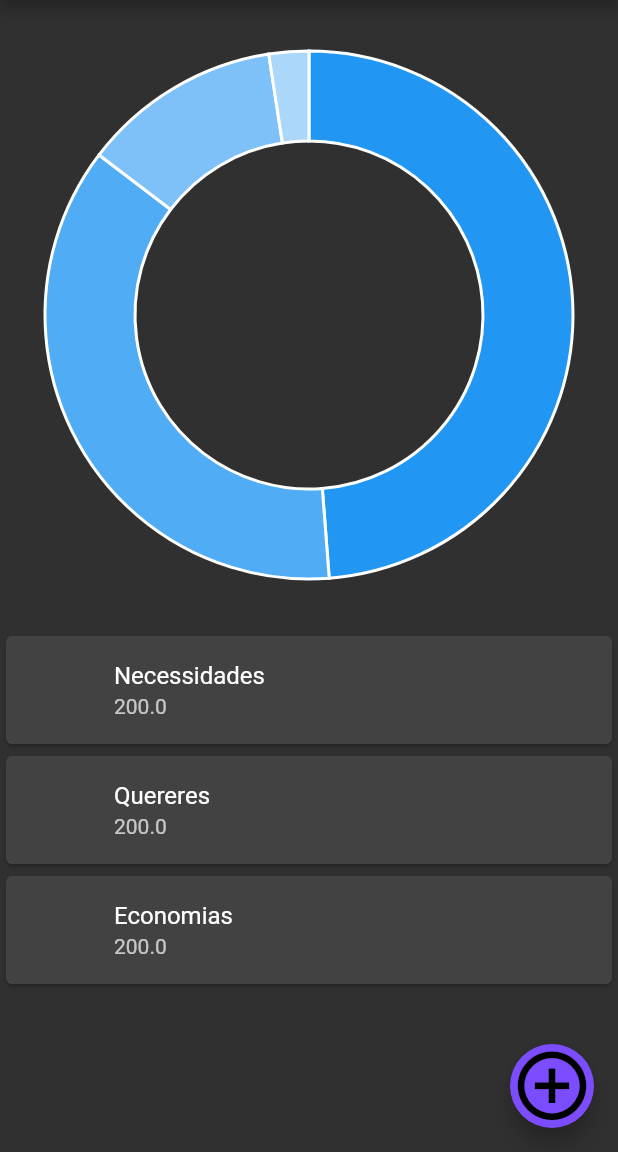
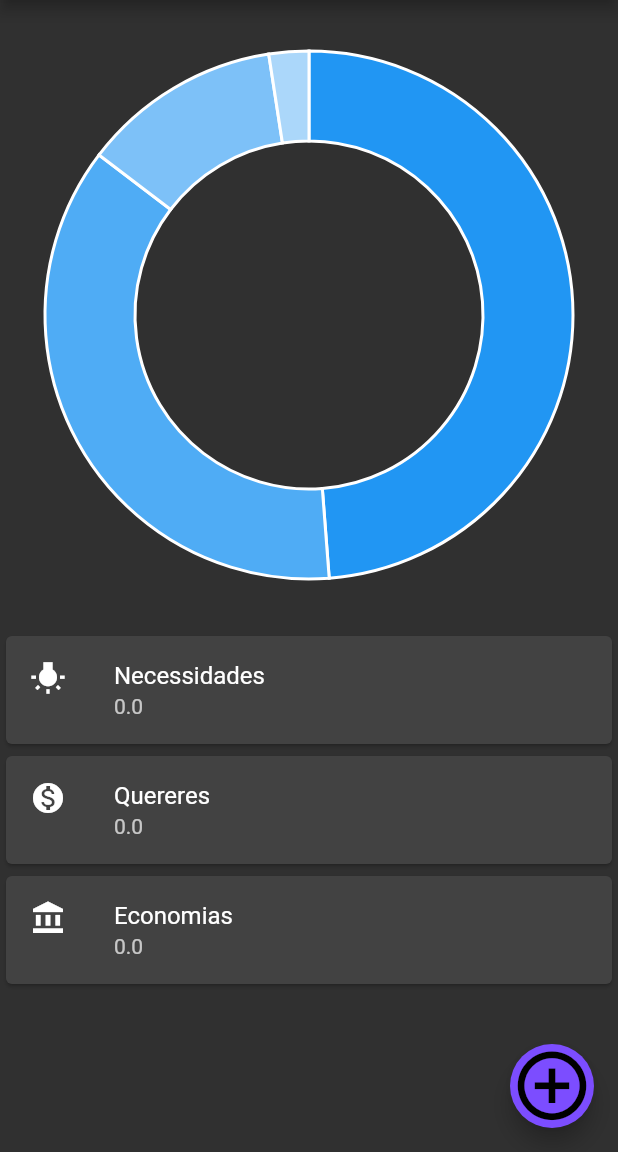
Before and after one commit to rezendevictor/flutter-mvvm, a Flutter app: the Entry screen opened directly, in the side drawer, after a tap on the "add circle outline" icon, on a phone screen of 412 x 824 dp, the part 84-1236 px from its top. Run offline on Flutter 3.47's test engine with Material 2 defaults, Android fonts, the phone set to English and light mode, and no system bars; our stand-ins replace charts_flutter, mobx; generated files the repository leaves out were written again; network calls fail.

Commit message:
Adding Expenses List Screen and some icons

```diff
--- a/lib/view/entry_view.dart
+++ b/lib/view/entry_view.dart
@@ -3,9 +3,12 @@ import 'package:flutter/material.dart';
 import 'package:mvvm/stores/app.store.dart';
 import 'package:mvvm/view/transaction_view.dart';
 import 'package:mvvm/view/view_elements/drawer_element.dart';
+import 'package:mvvm/view/view_elements/extractData_element.dart';
 import 'package:mvvm/view/view_elements/piechart_element.dart';
 import 'package:mvvm/view/view_elements/text_display_element.dart';
 import 'package:charts_flutter/flutter.dart' as charts;
+import 'package:mvvm/viewmodel/expenseList_viewmodel.dart';
+import 'package:mvvm/viewmodel/expenseaddition.viewmodel.dart';
 import 'package:provider/provider.dart';
 
 class Entry extends StatelessWidget {
@@ -13,6 +16,7 @@ class Entry extends StatelessWidget {
   Widget build(BuildContext context) {
     // TODO: implement build
     var store = Provider.of<AppStore>(context);
+    ExtractedData data = new ExtractedData(store.voltaLista());
 
     return Scaffold(
       appBar: AppBar(title: Text("MVVM")),
@@ -23,17 +27,24 @@ class Entry extends StatelessWidget {
             margin: const EdgeInsets.all(10.0),
             width: 400.0,
             height: 400.0,
-            child: DonutPieChart(_createSampleData()),
+            child: store
+                .voltaLista()
+                .isEmpty
+                ? DonutPieChart.withSampleData()
+                : DonutPieChart(data.graph()),
           ),
-          TextCard(titulo: "Necessidades", valor: 200),
-          TextCard(titulo: "Quereres", valor: 200),
-          TextCard(titulo: "Economias", valor: 200),
+          TextCard(icon:Icons.wb_incandescent,titulo: "Necessidades", valor: somador("NECESSIDADES", store.voltaLista())),
+          TextCard(icon:Icons.monetization_on,titulo: "Quereres", valor: somador("QUERERES", store.voltaLista())),
+          TextCard(icon:Icons.account_balance,titulo: "Economias", valor:somador("ECONOMIAS", store.voltaLista())),
         ],
       ),
       floatingActionButton: FloatingActionButton(
-        child: Icon(Icons.add_circle_outline,size: 55,),
+        child: Icon(
+          Icons.add_circle_outline,
+          size: 55,
+        ),
         backgroundColor: (Colors.deepPurpleAccent),
-        onPressed:(){
+        onPressed: () {
           Navigator.push(
             context,
             MaterialPageRoute(
@@ -45,28 +56,15 @@ class Entry extends StatelessWidget {
     );
   }
 
-  static List<charts.Series<LinearSales, int>> _createSampleData() {
-    final data = [
-      new LinearSales(0, 100),
-      new LinearSales(1, 75),
-      new LinearSales(2, 25),
-      new LinearSales(3, 5),
-    ];
+  double somador(String nome, List<ExpenseAddition> lista){
+    double resultado = 0;
+    for(ExpenseAddition x in lista ){
+      if(x.type == nome){
+        resultado += double.parse(x.value);
+      }
+    }
+    return resultado;
 
-    return [
-      new charts.Series<LinearSales, int>(
-        id: 'Sales',
-        domainFn: (LinearSales sales, _) => sales.year,
-        measureFn: (LinearSales sales, _) => sales.sales,
-        data: data,
-      )
-    ];
   }
+
 }
-
-class LinearSales {
-  final int year;
-  final int sales;
-
-  LinearSales(this.year, this.sales);
-}
--- a/lib/view/transaction_view.dart
+++ b/lib/view/transaction_view.dart
@@ -114,6 +114,7 @@ class _TransactionState extends State<Transaction> {
                           ),
                           onChanged: (String data) {
                             setState(() {
+                              selected = data;
                               nTransaction.type = data;
                             });
                           },
--- a/lib/view/view_elements/drawer_element.dart
+++ b/lib/view/view_elements/drawer_element.dart
@@ -1,6 +1,7 @@
 import 'package:flutter/cupertino.dart';
 import 'package:flutter/material.dart';
 import 'package:mvvm/stores/app.store.dart';
+import 'package:mvvm/viewmodel/expenseList_viewmodel.dart';
 import 'package:provider/provider.dart';
 
 class DrawerElement extends StatelessWidget {
@@ -11,13 +12,13 @@ class DrawerElement extends StatelessWidget {
     return Drawer(
       child: ListView(
         padding: EdgeInsets.zero,
-        children: const <Widget>[
+        children: <Widget>[
           Padding(
             padding: EdgeInsets.all(50),
           ),
           CircleAvatar(
             radius: 80,
-              backgroundImage:NetworkImage("placeholder.com/150"),
+            backgroundImage: NetworkImage("placeholder.com/150"),
             backgroundColor: Colors.amber,
             child: Text("Nome"),
           ),
@@ -33,11 +34,19 @@ class DrawerElement extends StatelessWidget {
             leading: Icon(Icons.account_balance),
             title: Text('Economias'),
           ),
+          ListTile(
+            leading: Icon(Icons.account_balance_wallet),
+            title: Text('Lista de Despesas'),
+            onTap: (){
+              Navigator.push(context,
+                MaterialPageRoute(
+                  builder: (context) => ExpenseList(),
+                ),
+              );
+            },
+          ),
         ],
       ),
     );
-
   }
-
-
 }
--- a/lib/view/view_elements/text_display_element.dart
+++ b/lib/view/view_elements/text_display_element.dart
@@ -1,5 +1,6 @@
 import 'package:flutter/cupertino.dart';
 import 'package:flutter/material.dart';
+
 
 class TextCard extends StatelessWidget {
   final String titulo;
--- a/lib/viewmodel/expenseList_viewmodel.dart
+++ b/lib/viewmodel/expenseList_viewmodel.dart
@@ -24,6 +24,7 @@ class _ExpenseListState extends State<ExpenseList> {
     }
 
     return Scaffold(
+      appBar: AppBar(title: Text("Lista Despesas")),
       body: ListView.builder(
         itemCount: cardWidget.length,
           itemBuilder: (context,index){
```
Also changed, not shown: lib/view/view_elements/extractData_element.dart (added, +51 -0 lines).
